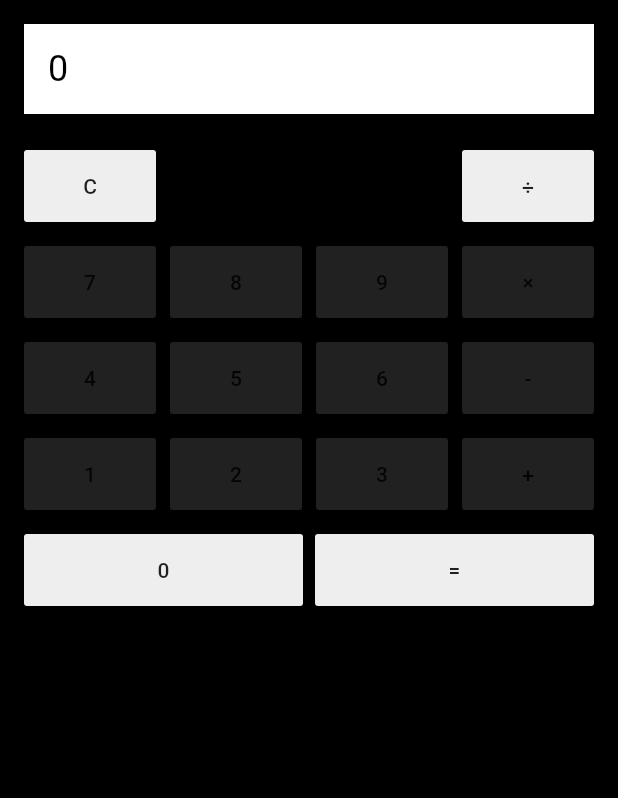
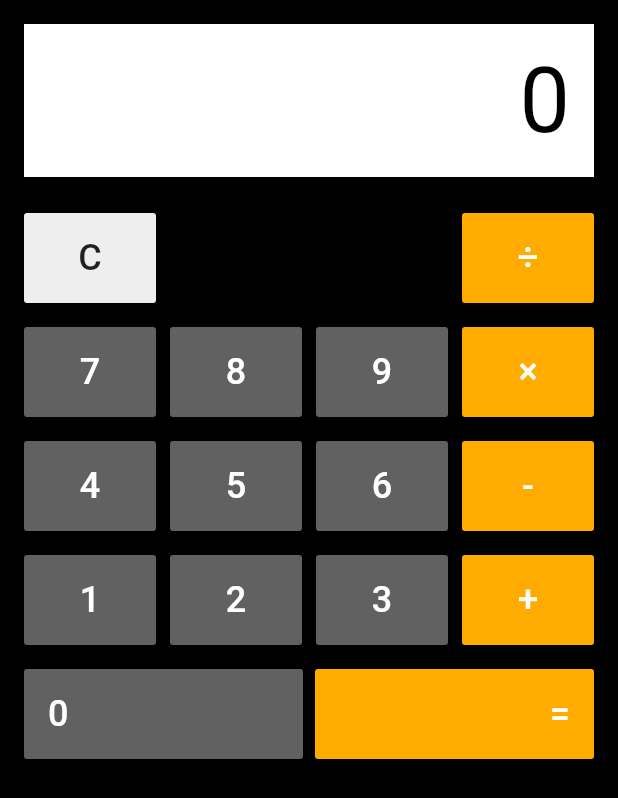
Before and after one commit to adrianseraspi12/simple-calculator, a Flutter app: the screen it shows after launch, on a phone screen of 412 x 824 dp. Shown: the top 798 px of the screen. Run offline on Flutter 3.47's test engine with Material 2 defaults, Android fonts, the phone set to English and light mode, and no system bars.

Commit message:
- Changed Button Font Size - Changed Button Font Color - Changed Button Color

```diff
--- a/lib/main.dart
+++ b/lib/main.dart
@@ -19,7 +19,8 @@ class Home extends StatelessWidget {
             Row(
               children: <Widget>[
                 Expanded(
-                    child: Container(
+                  child: Container(
+                    alignment: Alignment.centerRight,
                     margin: EdgeInsets.all(16.0),
                     padding: EdgeInsets.all(16.0),
                     color: Colors.white,
@@ -27,7 +28,7 @@ class Home extends StatelessWidget {
                       '0',
                       style: TextStyle(
                         color: Colors.black,
-                        fontSize: 24.0,
+                        fontSize: 60.0,
                       ),
                       ),
                   ),
@@ -49,7 +50,10 @@ class Home extends StatelessWidget {
                       onPressed: () {},
                       padding: EdgeInsets.all(16.0),
                       color: Colors.grey[200],
-                      child: Text('C'),
+                      child: Text(
+                        'C',
+                        style: TextStyle(fontSize: 24.0),
+                        ),
                       ),
                   ),
 
@@ -57,8 +61,11 @@ class Home extends StatelessWidget {
                     child: FlatButton(
                       onPressed: () {},
                       padding: EdgeInsets.all(16.0),
-                      color: Colors.grey[200],
-                      child: Text('÷'),
+                      textColor: Colors.white,
+                      color: Colors.amberAccent[700],
+                      child: Text(
+                        '÷',
+                        style: TextStyle(fontSize: 24.0),),
                       ),
 
                   )
@@ -78,29 +85,41 @@ class Home extends StatelessWidget {
                   FlatButton(
                     onPressed: () {},
                     padding: EdgeInsets.all(16.0),
-                    color: Colors.grey[900],
-                    child: Text('7'),
+                    textColor: Colors.white,
+                    color: Colors.grey[700],
+                    child: Text(
+                      '7',
+                      style: TextStyle(fontSize: 24.0),),
                   ),
 
                   FlatButton(
                     onPressed: () {},
                     padding: EdgeInsets.all(16.0),
-                    color: Colors.grey[900],
-                    child: Text('8'),
+                    textColor: Colors.white,
+                    color: Colors.grey[700],
+                    child: Text(
+                      '8',
+                      style: TextStyle(fontSize: 24.0),),
                   ),
 
                   FlatButton(
                     onPressed: () {},
                     padding: EdgeInsets.all(16.0),
-                    color: Colors.grey[900],
-                    child: Text('9'),
+                    textColor: Colors.white,
+                    color: Colors.grey[700],
+                    child: Text(
+                      '9',
+                      style: TextStyle(fontSize: 24.0),),
                   ),
 
                   FlatButton(
                     onPressed: () {},
                     padding: EdgeInsets.all(16.0),
-                    color: Colors.grey[900],
-                    child: Text('×'),
+                    textColor: Colors.white,
+                    color: Colors.amberAccent[700],
+                    child: Text(
+                      '×',
+                      style: TextStyle(fontSize: 24.0),),
                   ),
                 ]
 
@@ -118,29 +137,41 @@ class Home extends StatelessWidget {
                   FlatButton(
                     onPressed: () {},
                     padding: EdgeInsets.all(16.0),
-                    color: Colors.grey[900],
-                    child: Text('4'),
+                    textColor: Colors.white,
+                    color: Colors.grey[700],
+                    child: Text(
+                      '4',
+                      style: TextStyle(fontSize: 24.0),),
                   ),
 
                   FlatButton(
                     onPressed: () {},
                     padding: EdgeInsets.all(16.0),
-                    color: Colors.grey[900],
-                    child: Text('5'),
+                    textColor: Colors.white,
+                    color: Colors.grey[700],
+                    child: Text(
+                      '5',
+                      style: TextStyle(fontSize: 24.0),),
                   ),
 
                   FlatButton(
                     onPressed: () {},
                     padding: EdgeInsets.all(16.0),
-                    color: Colors.grey[900],
-                    child: Text('6'),
+                    textColor: Colors.white,
+                    color: Colors.grey[700],
+                    child: Text(
+                      '6',
+                      style: TextStyle(fontSize: 24.0),),
                   ),
 
                   FlatButton(
                     onPressed: () {},
                     padding: EdgeInsets.all(16.0),
-                    color: Colors.grey[900],
-                    child: Text('-'),
+                    textColor: Colors.white,
+                    color: Colors.amberAccent[700],
+                    child: Text(
+                      '-',
+                      style: TextStyle(fontSize: 24.0),),
                   ),
                 ]
 
@@ -158,29 +189,41 @@ class Home extends StatelessWidget {
                   FlatButton(
                     onPressed: () {},
                     padding: EdgeInsets.all(16.0),
-                    color: Colors.grey[900],
-                    child: Text('1'),
+                    textColor: Colors.white,
+                    color: Colors.grey[700],
+                    child: Text(
+                      '1',
+                      style: TextStyle(fontSize: 24.0),),
                   ),
 
                   FlatButton(
                     onPressed: () {},
                     padding: EdgeInsets.all(16.0),
-                    color: Colors.grey[900],
-                    child: Text('2'),
+                    textColor: Colors.white,
+                    color: Colors.grey[700],
+                    child: Text(
+                      '2',
+                      style: TextStyle(fontSize: 24.0),),
                   ),
 
                   FlatButton(
                     onPressed: () {},
                     padding: EdgeInsets.all(16.0),
-                    color: Colors.grey[900],
-                    child: Text('3'),
+                    textColor: Colors.white,
+                    color: Colors.grey[700],
+                    child: Text(
+                      '3',
+                      style: TextStyle(fontSize: 24.0),),
                   ),
 
                   FlatButton(
                     onPressed: () {},
                     padding: EdgeInsets.all(16.0),
-                    color: Colors.grey[900],
-                    child: Text('+'),
+                    textColor: Colors.white,
+                    color: Colors.amberAccent[700],
+                    child: Text(
+                      '+',
+                      style: TextStyle(fontSize: 24.0),),
                   ),
                 ]
 
@@ -201,8 +244,14 @@ class Home extends StatelessWidget {
                                           child: FlatButton(
                         onPressed: () {},
                         padding: EdgeInsets.all(16.0),
-                        color: Colors.grey[200],
-                        child: Text('0'),
+                        textColor: Colors.white,
+                        color: Colors.grey[700],
+                        child: Align(
+                          alignment: Alignment.centerLeft,
+                          child: Text(
+                            '0',
+                            style: TextStyle(fontSize: 24.0),),
+                        ),
                         ),
                     ),
                   ),
@@ -213,8 +262,15 @@ class Home extends StatelessWidget {
                         child: FlatButton(
                         onPressed: () {},
                         padding: EdgeInsets.all(16.0),
-                        color: Colors.grey[200],
-                        child: Text('='),
+                        textColor: Colors.white,
+                        color: Colors.amberAccent[700],
+                        child: Align(
+                          alignment: Alignment.centerRight,
+                          child: Text(
+                            '=',
+                            textAlign: TextAlign.end,
+                            style: TextStyle(fontSize: 24.0),),
+                        ),
                         ),
                     ),
                   ),
```
